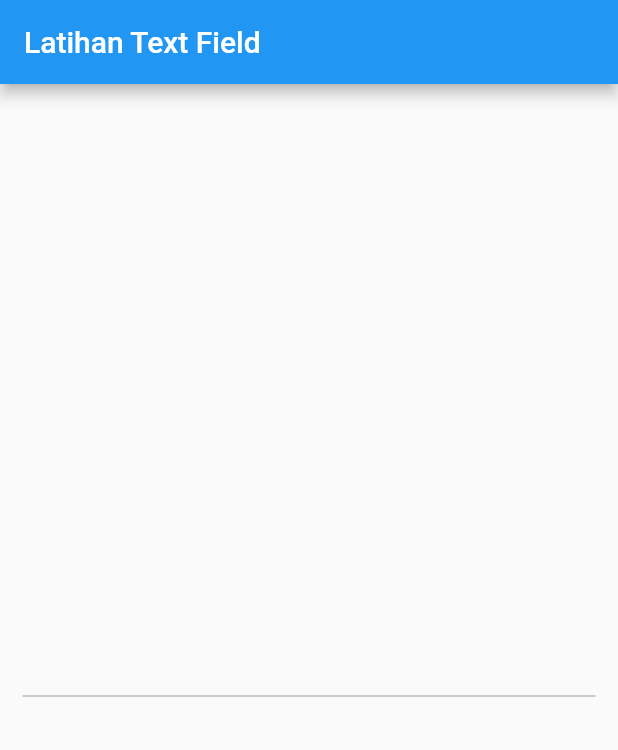
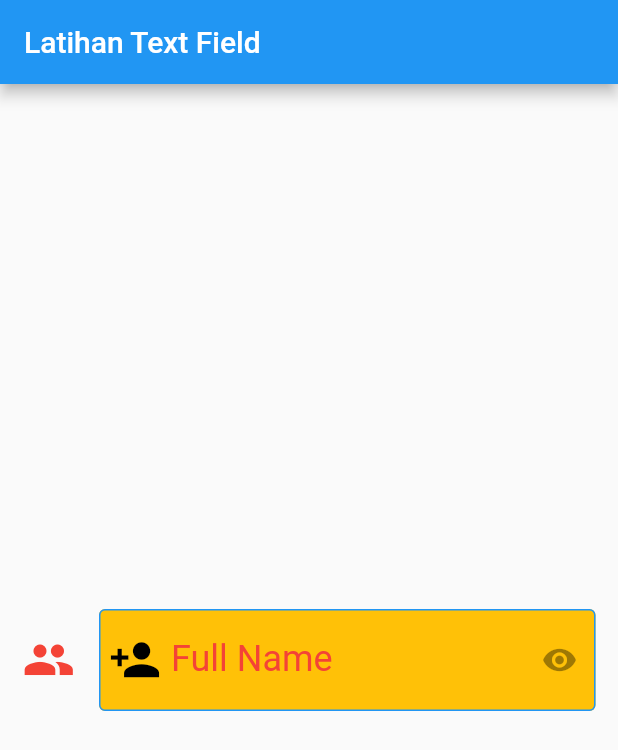
Before and after one commit to haffsriyandrayusuf/flutter-dasar, a Flutter app: the screen it shows after launch, on a phone screen of 412 x 824 dp. Shown: the top 750 px of the screen. Run offline on Flutter 3.47's test engine with Material 2 defaults, Android fonts, the phone set to English and light mode, and no system bars; our stand-ins replace faker.

Commit message:
flutter_13_text_field_widget : decoration

```diff
--- a/flutter_13_text_field_widget/lib/main.dart
+++ b/flutter_13_text_field_widget/lib/main.dart
@@ -20,15 +20,69 @@ class MyApp extends StatelessWidget {
             padding: EdgeInsets.all(15.0),
             child: TextField(
               // ! FEATURES TEXTFIELD
-              autocorrect: true,
-              autofocus: true,
-              enableSuggestions: true,
-              enableInteractiveSelection: true,
-              enabled: false,
-              obscureText: true,
-              obscuringCharacter: '#',
-              keyboardType: TextInputType.text,
-              readOnly: true,
+              // autocorrect: true,
+              // autofocus: true,
+              // enableSuggestions: true,
+              // enableInteractiveSelection: true,
+              // enabled: false,
+              // obscureText: true,
+              // obscuringCharacter: '#',
+              // keyboardType: TextInputType.text,
+              // readOnly: true,
+
+              // ! DECORATION TEXTFIELD
+              textAlign: TextAlign.start,
+              textAlignVertical: TextAlignVertical.top,
+              textCapitalization: TextCapitalization.characters,
+              style: TextStyle(
+                color: Colors.red,
+                fontSize: 24,
+              ),
+              decoration: InputDecoration(
+                filled: true,
+                fillColor: Colors.amber,
+                icon: Icon(
+                  Icons.people,
+                  size: 35,
+                  color: Colors.red,
+                ),
+                border: OutlineInputBorder(),
+                focusedBorder: OutlineInputBorder(
+                  borderSide: BorderSide(
+                    color: Colors.red,
+                  ),
+                ),
+                enabledBorder: OutlineInputBorder(
+                  borderSide: BorderSide(
+                    color: Colors.blue,
+                  ),
+                ),
+                hintText: 'Input Your Name',
+                hintStyle: TextStyle(
+                  color: Colors.red,
+                  fontSize: 24,
+                ),
+                labelText: 'Full Name',
+                labelStyle: TextStyle(
+                  color: Colors.red,
+                  fontSize: 24,
+                ),
+                prefixText: 'Name : ',
+                prefixIcon: Icon(
+                  Icons.person_add,
+                  size: 35,
+                ),
+                prefixStyle: TextStyle(
+                  color: Colors.red,
+                  fontSize: 24,
+                ),
+                prefixIconColor: Colors.black,
+                suffixIcon: IconButton(
+                  icon: Icon(Icons.remove_red_eye),
+                  onPressed: null,
+                ),
+                suffixIconColor: Colors.red,
+              ),
             ),
           ),
         ),
```
